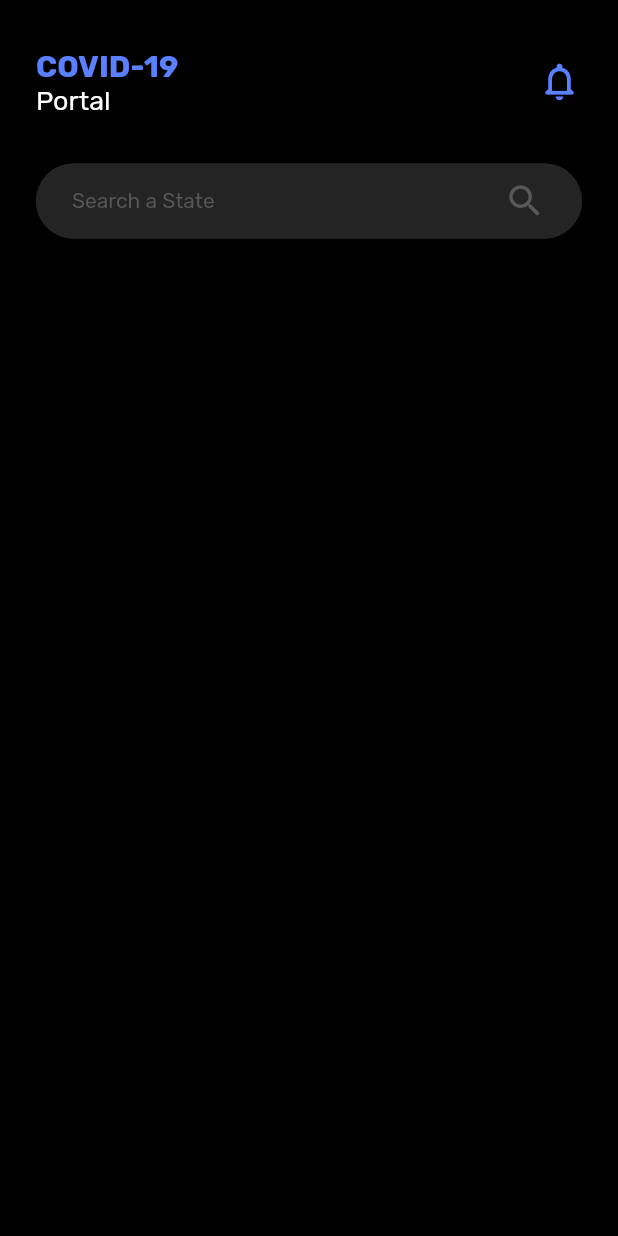
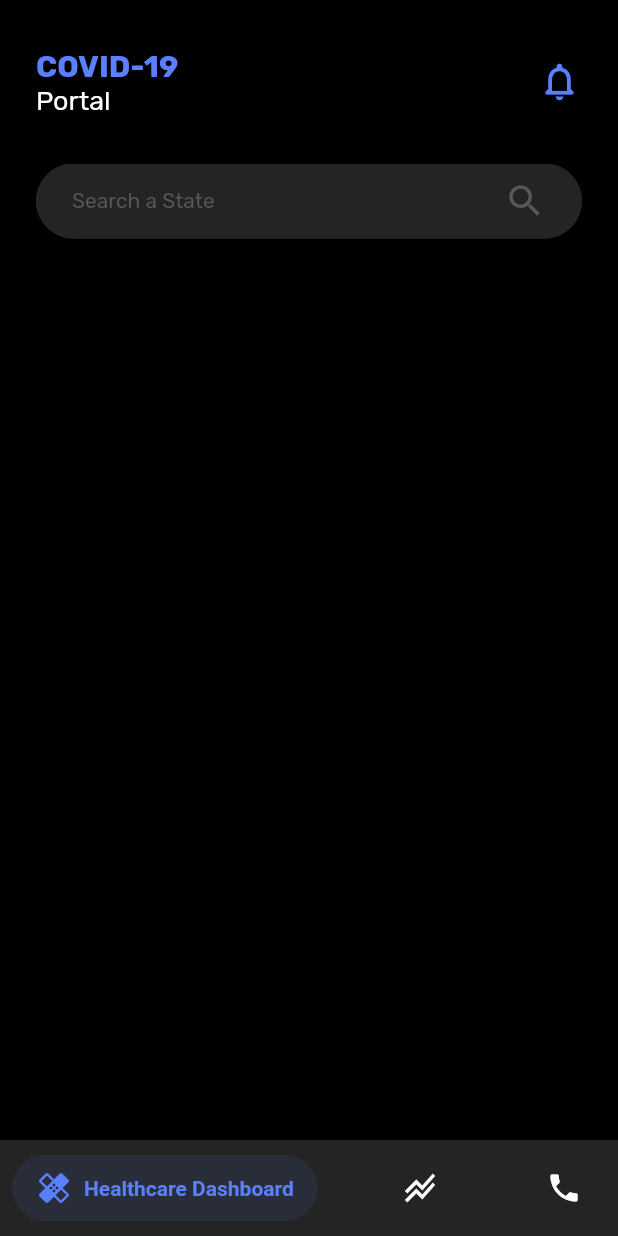
Before and after one commit to TeamRekursion/flipr-app, a Flutter app: the screen it shows after launch, on a phone screen of 412 x 824 dp. Run offline on Flutter 3.47's test engine with Material 2 defaults, Android fonts, the phone set to English and light mode, and no system bars; drawn by our look-alikes of salomon_bottom_bar; our stand-ins replace get.

Commit message:
UI: Added pageview

```diff
--- a/lib/main.dart
+++ b/lib/main.dart
@@ -1,6 +1,7 @@
 import 'package:flippr_app/presentation/screens/main/container_screen.dart';
 import 'package:flippr_app/presentation/themes/theme.dart';
 import 'package:flutter/material.dart';
+import 'package:get/get.dart';
 
 void main() {
   runApp(MyApp());
@@ -9,7 +10,7 @@ void main() {
 class MyApp extends StatelessWidget {
   @override
   Widget build(BuildContext context) {
-    return MaterialApp(
+    return GetMaterialApp(
       debugShowCheckedModeBanner: false,
       title: 'Flipr Covid',
       theme: darkTheme,
--- a/lib/presentation/screens/main/container_screen.dart
+++ b/lib/presentation/screens/main/container_screen.dart
@@ -1,19 +1,27 @@
 import 'dart:ui';
 
+import 'package:flippr_app/presentation/screens/main/healthcare_screen.dart';
 import 'package:flippr_app/presentation/themes/theme.dart';
-import 'package:flippr_app/presentation/widgets/search_bar.dart';
 import 'package:flutter/material.dart';
+import 'package:salomon_bottom_bar/salomon_bottom_bar.dart';
 
-class ContainerScreen extends StatelessWidget {
+class ContainerScreen extends StatefulWidget {
+  @override
+  _ContainerScreenState createState() => _ContainerScreenState();
+}
+
+class _ContainerScreenState extends State<ContainerScreen> {
+  int _currIndex = 0;
+  final _pageController = PageController();
+
   @override
   Widget build(BuildContext context) {
     return Scaffold(
       body: SafeArea(
         child: Column(
           children: [
-            SizedBox(height: 32),
             Container(
-              margin: EdgeInsets.symmetric(horizontal: 24),
+              margin: EdgeInsets.symmetric(horizontal: 24, vertical: 32),
               child: Row(
                 mainAxisAlignment: MainAxisAlignment.spaceBetween,
                 children: [
@@ -40,8 +48,44 @@ class ContainerScreen extends StatelessWidget {
                 ],
               ),
             ),
-            SizedBox(height: 32),
-            SearchBar(),
+            Expanded(
+              child: PageView(
+                controller: _pageController,
+                physics: NeverScrollableScrollPhysics(),
+                children: [HealthScreen(), Container(), Container()],
+              ),
+            ),
+          ],
+        ),
+      ),
+      bottomNavigationBar: Container(
+        color: darkGrey,
+        child: SalomonBottomBar(
+          currentIndex: _currIndex,
+          margin: EdgeInsets.symmetric(horizontal: 8, vertical: 10),
+          onTap: (value) {
+            setState(() {
+              _currIndex = value;
+              _pageController.animateToPage(
+                _currIndex,
+                duration: Duration(milliseconds: 100),
+                curve: Curves.easeInCubic,
+              );
+            });
+          },
+          items: [
+            SalomonBottomBarItem(
+              icon: Icon(Icons.healing_rounded),
+              title: Text('Healthcare Dashboard'),
+            ),
+            SalomonBottomBarItem(
+              icon: Icon(Icons.stacked_line_chart_outlined),
+              title: Text('State Analytics'),
+            ),
+            SalomonBottomBarItem(
+              icon: Icon(Icons.phone),
+              title: Text('State Helpline'),
+            ),
           ],
         ),
       ),
--- /dev/null
+++ b/lib/presentation/screens/main/healthcare_screen.dart
@@ -0,0 +1,13 @@
+import 'package:flippr_app/presentation/widgets/search_bar.dart';
+import 'package:flutter/material.dart';
+
+class HealthScreen extends StatelessWidget {
+  @override
+  Widget build(BuildContext context) {
+    return Column(
+      children: [
+        SearchBar(),
+      ],
+    );
+  }
+}
--- a/pubspec.yaml
+++ b/pubspec.yaml
@@ -11,8 +11,10 @@ environment:
 dependencies:
   flutter:
     sdk: flutter
-
   cupertino_icons: ^1.0.0
+  salomon_bottom_bar: ^2.0.0
+  cached_network_image: ^2.3.2+1
+  get: ^3.12.1
 
 dev_dependencies:
   flutter_test:
```
Also changed, not shown: pubspec.lock.
